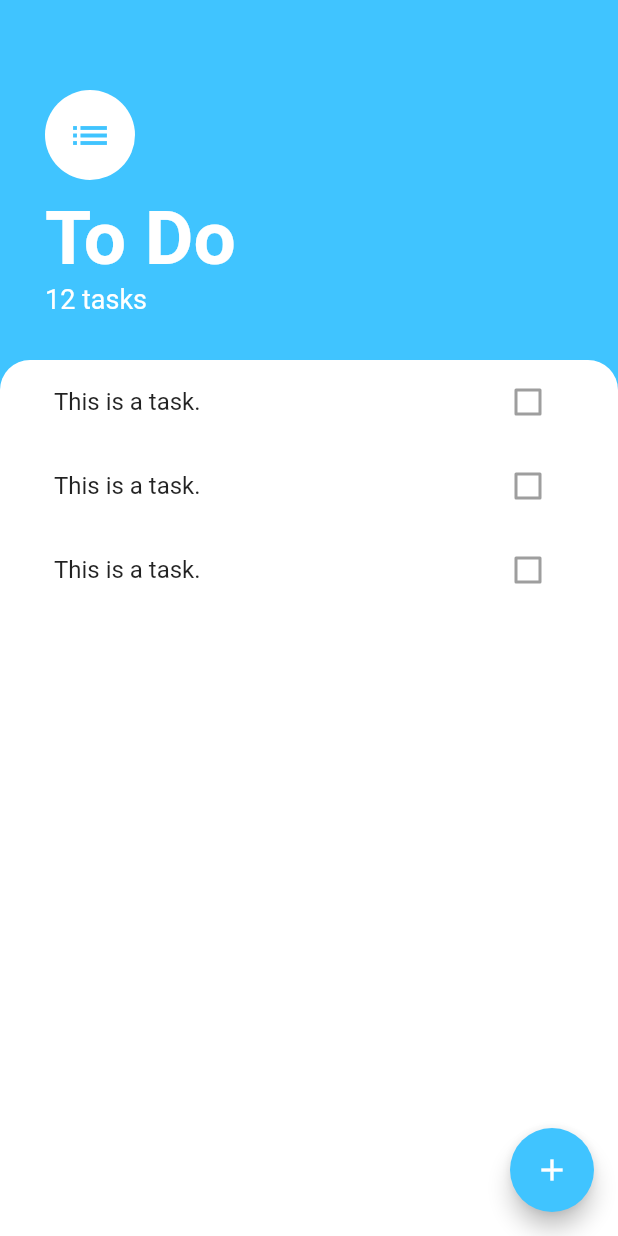
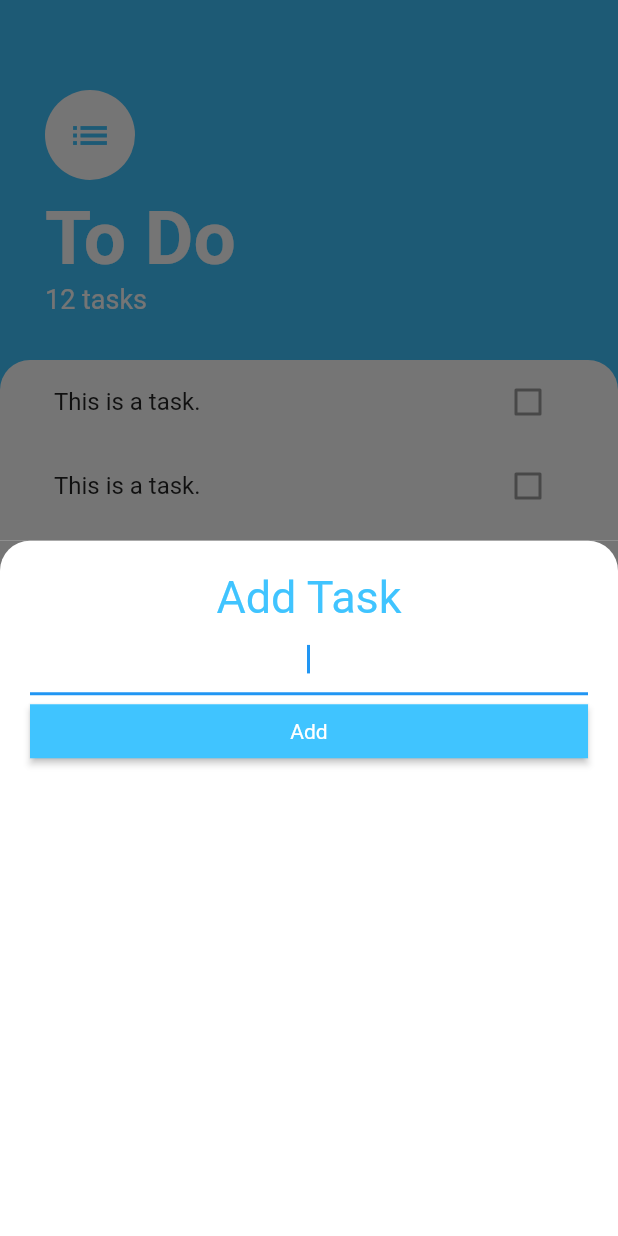
Before and after one commit to bekzodrakhmatof/to_do, a Flutter app: the screen it shows after launch, after a tap on the "add" icon, on a phone screen of 412 x 824 dp. Run offline on Flutter 3.47's test engine with Material 2 defaults, Android fonts, the phone set to English and light mode, and no system bars.

Commit message:
Add Task UI implemented

```diff
--- /dev/null
+++ b/lib/screens/add_task_screen.dart
@@ -0,0 +1,49 @@
+import 'package:flutter/material.dart';
+
+class AddTaskScreen extends StatelessWidget {
+  @override
+  Widget build(BuildContext context) {
+    return Container(
+      color: Color(0xff757575),
+      child: Container(
+        padding: EdgeInsets.all(20),
+        decoration: BoxDecoration(
+          color: Colors.white,
+          borderRadius: BorderRadius.only(
+            topLeft: Radius.circular(20),
+            topRight: Radius.circular(20),
+          ),
+        ),
+        child: Column(
+          crossAxisAlignment: CrossAxisAlignment.stretch,
+          children: <Widget>[
+            Text(
+              "Add Task",
+              textAlign: TextAlign.center,
+              style: TextStyle(
+                fontSize: 30,
+                color: Colors.lightBlueAccent,
+              ),
+            ),
+            TextField(
+              autofocus: true,
+              textAlign: TextAlign.center,
+            ),
+            RawMaterialButton(
+              child: Text(
+                "Add",
+                style: TextStyle(
+                  color: Colors.white,
+                ),
+              ),
+              fillColor: Colors.lightBlueAccent,
+              onPressed: (){
+
+              },
+            ),
+          ],
+        ),
+      ),
+    );
+  }
+}
--- a/lib/screens/tasks_screen.dart
+++ b/lib/screens/tasks_screen.dart
@@ -1,7 +1,9 @@
 import 'package:flutter/material.dart';
+import 'package:to_do/screens/add_task_screen.dart';
 import 'package:to_do/widgets/tasks_list.dart';
 
 class TasksScreen extends StatelessWidget {
+
   @override
   Widget build(BuildContext context) {
     return Scaffold(
@@ -10,7 +12,9 @@ class TasksScreen extends StatelessWidget {
         backgroundColor: Colors.lightBlueAccent,
         child: Icon(Icons.add),
         onPressed: (){
-          print("You pressed me already...");
+          showModalBottomSheet(
+              context: context,
+              builder: (BuildContext context) => AddTaskScreen());
         },
       ),
       body: Column(
```
